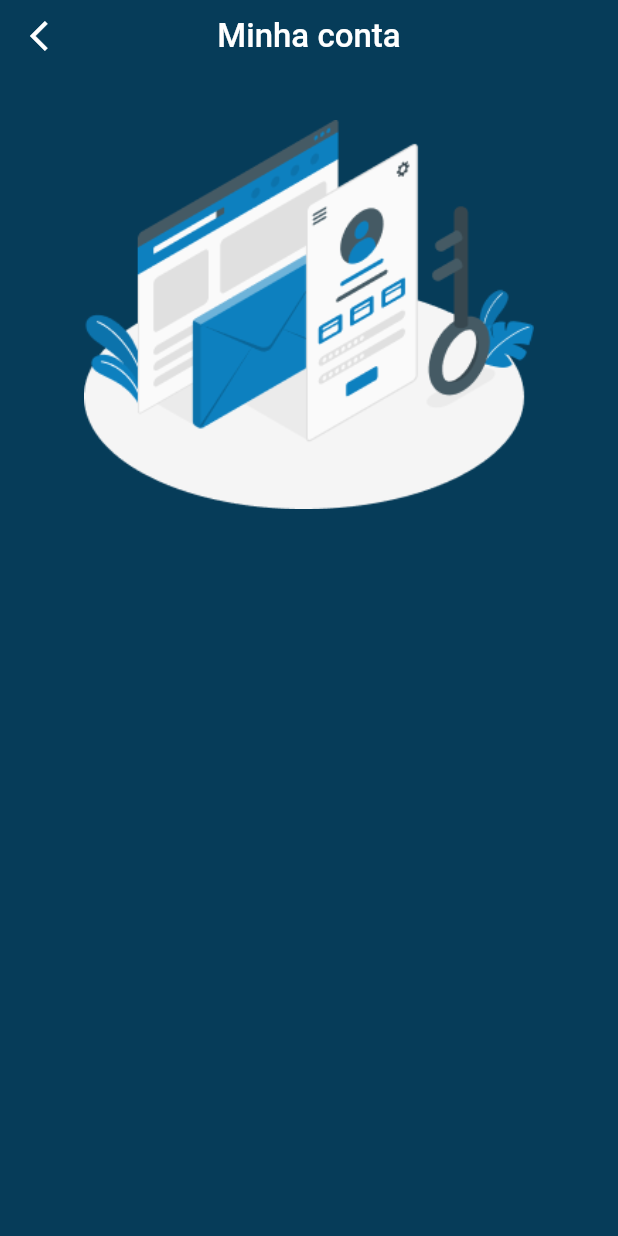
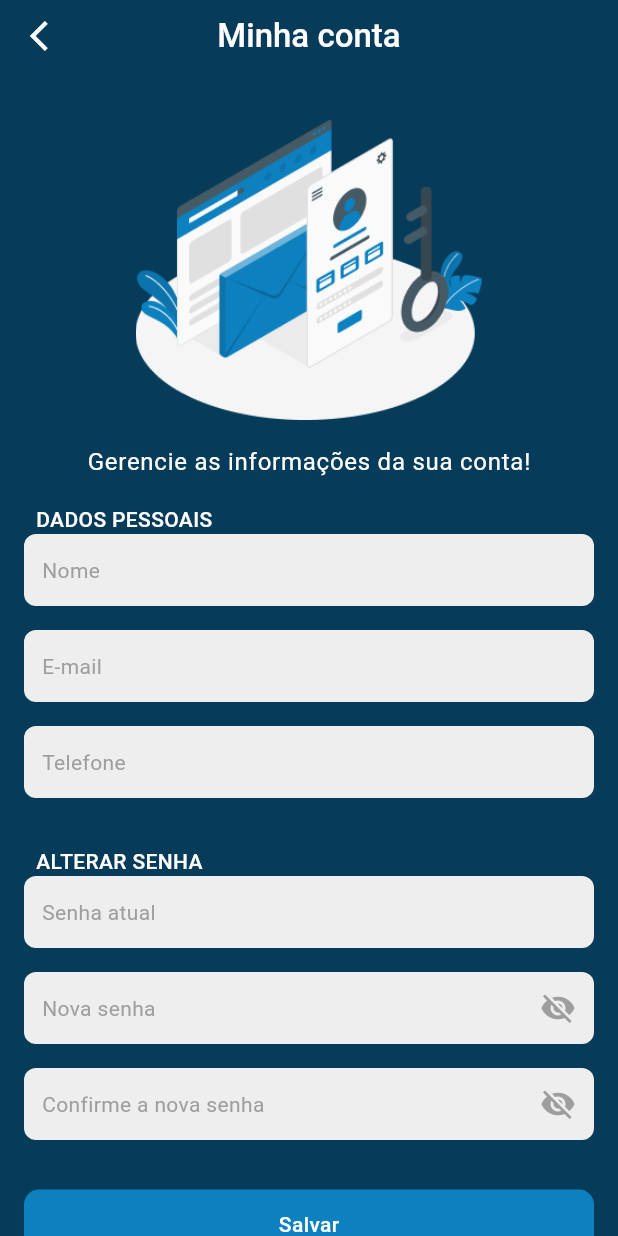
Before and after one commit to diogomachad0/auto_care_plus_app, a Flutter app: the ContaScreen screen opened by its route, on a phone screen of 412 x 824 dp. Run offline on Flutter 3.47's test engine with Material 3 defaults, Android fonts, the phone set to English and light mode, and no system bars; drawn by our look-alikes of oktoast; our stand-ins replace firebase_auth, firebase_core, flutter_modular, mobx, stylish_bottom_bar, timeline_tile; accounts and stored records are empty; generated files the repository leaves out were written again; Roboto replaces fonts that are missing (Cabin).

Commit message:
feat: add screen da conta

```diff
--- a/lib/app/modules/conta/conta_screen.dart
+++ b/lib/app/modules/conta/conta_screen.dart
@@ -1,5 +1,8 @@
 import 'package:auto_care_plus_app/app/shared/mixin/theme_mixin.dart';
 import 'package:auto_care_plus_app/app/shared/route/route.dart';
+import 'package:auto_care_plus_app/app/shared/widgets/bottom_sheet_custom/bottom_sheet_custom.dart';
+import 'package:auto_care_plus_app/app/shared/widgets/text_field_custom/password_text_field_custom.dart';
+import 'package:auto_care_plus_app/app/shared/widgets/text_field_custom/text_field_custom.dart';
 import 'package:flutter/material.dart';
 import 'package:flutter_modular/flutter_modular.dart';
 
@@ -11,6 +14,25 @@ class ContaScreen extends StatefulWidget {
 }
 
 class _ContaScreenState extends State<ContaScreen> with ThemeMixin {
+  final TextEditingController _nomeController = TextEditingController();
+  final TextEditingController _emailController = TextEditingController();
+  final TextEditingController _telefoneController = TextEditingController();
+  final TextEditingController _senhaAtualController = TextEditingController();
+  final TextEditingController _novaSenhaController = TextEditingController();
+  final TextEditingController _confirmarSenhaController =
+      TextEditingController();
+
+  @override
+  void dispose() {
+    _nomeController.dispose();
+    _emailController.dispose();
+    _telefoneController.dispose();
+    _senhaAtualController.dispose();
+    _novaSenhaController.dispose();
+    _confirmarSenhaController.dispose();
+    super.dispose();
+  }
+
   @override
   Widget build(BuildContext context) {
     return Scaffold(
@@ -26,13 +48,27 @@ class _ContaScreenState extends State<ContaScreen> with ThemeMixin {
               _buildAppBar(),
               const SizedBox(height: 32),
               Expanded(
-                child: Column(
-                  children: [
-                    Image.asset(
-                      'assets/img/banners/conta.png',
-                      width: 300,
+                child: SingleChildScrollView(
+                  child: Padding(
+                    padding: const EdgeInsets.symmetric(horizontal: 16.0),
+                    child: Column(
+                      children: [
+                        Image.asset(
+                          'assets/img/banners/conta.png',
+                          height: 200,
+                        ),
+                        const SizedBox(height: 16),
+                        Text(
+                          'Gerencie as informações da sua conta!',
+                          style: textTheme.bodyLarge?.copyWith(
+                            color: colorScheme.onPrimary,
+                          ),
+                        ),
+                        const SizedBox(height: 16),
+                        _buildForm(),
+                      ],
                     ),
-                  ],
+                  ),
                 ),
               ),
             ],
@@ -72,4 +108,111 @@ class _ContaScreenState extends State<ContaScreen> with ThemeMixin {
       ),
     );
   }
+
+  Widget _buildForm() {
+    return Column(
+      crossAxisAlignment: CrossAxisAlignment.start,
+      children: [
+        Padding(
+          padding: const EdgeInsets.only(left: 8),
+          child: Text(
+            'DADOS PESSOAIS',
+            style: textTheme.bodyMedium?.copyWith(
+              color: colorScheme.onPrimary,
+              fontWeight: FontWeight.w500,
+            ),
+          ),
+        ),
+        TextFieldCustom(
+          label: 'Nome',
+          controller: _nomeController,
+        ),
+        const SizedBox(height: 16),
+        TextFieldCustom(
+          label: 'E-mail',
+          controller: _emailController,
+        ),
+        const SizedBox(height: 16),
+        TextFieldCustom(
+          label: 'Telefone',
+          controller: _telefoneController,
+        ),
+        const SizedBox(height: 32),
+        Padding(
+          padding: const EdgeInsets.only(left: 8),
+          child: Text(
+            'ALTERAR SENHA',
+            style: textTheme.bodyMedium?.copyWith(
+              color: colorScheme.onPrimary,
+              fontWeight: FontWeight.w500,
+            ),
+          ),
+        ),
+        TextFieldCustom(
+          label: 'Senha atual',
+          controller: _senhaAtualController,
+        ),
+        const SizedBox(height: 16),
+        const PasswordTextFieldCustom(label: 'Nova senha'),
+        const SizedBox(height: 16),
+        const PasswordTextFieldCustom(label: 'Confirme a nova senha'),
+        const SizedBox(height: 32),
+        _buildActionButtons(),
+        const SizedBox(height: 24),
+      ],
+    );
+  }
+
+  Widget _buildActionButtons() {
+    return Column(
+      children: [
+        FilledButton(
+          style: FilledButton.styleFrom(
+            minimumSize: const Size(double.infinity, 46),
+            backgroundColor: colorScheme.primary,
+            shape: RoundedRectangleBorder(
+              borderRadius: BorderRadius.circular(10),
+            ),
+          ),
+          onPressed: () {
+            //todo: implementar lógica
+          },
+          child: Text(
+            'Salvar',
+            style: textTheme.bodyMedium?.copyWith(
+              fontWeight: FontWeight.w500,
+              color: colorScheme.onPrimary,
+            ),
+          ),
+        ),
+        const SizedBox(height: 16),
+        FilledButton(
+          style: FilledButton.styleFrom(
+            minimumSize: const Size(double.infinity, 46),
+            backgroundColor: colorScheme.error,
+            shape: RoundedRectangleBorder(
+              borderRadius: BorderRadius.circular(10),
+            ),
+          ),
+          onPressed: () {
+            ConfirmarBottomSheet.show(
+              context: context,
+              titulo: 'Excluir conta',
+              mensagem:
+                  'Deseja mesmo excluir sua conta? Isso apagará todos os seus dados de forma permanente.',
+              textoConfirmar: 'Excluir conta',
+              onConfirmar: () {},
+            );
+          },
+          child: Text(
+            'Excluir minha conta',
+            style: textTheme.bodyMedium?.copyWith(
+              fontWeight: FontWeight.w500,
+              color: colorScheme.onPrimary,
+            ),
+          ),
+        ),
+      ],
+    );
+  }
 }
```
